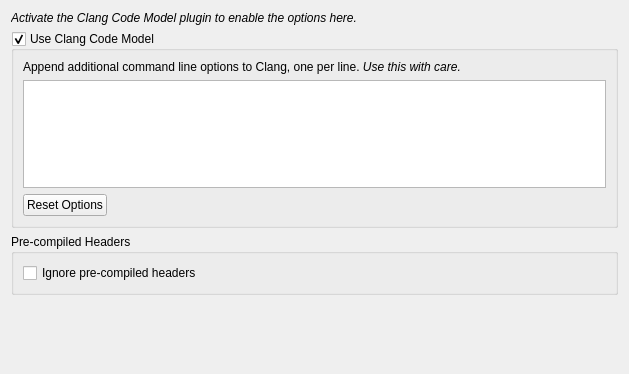
Qt form src/plugins/cpptools/cppcodemodelsettingspage.ui (qt-creator/qt-creator) before a commit.
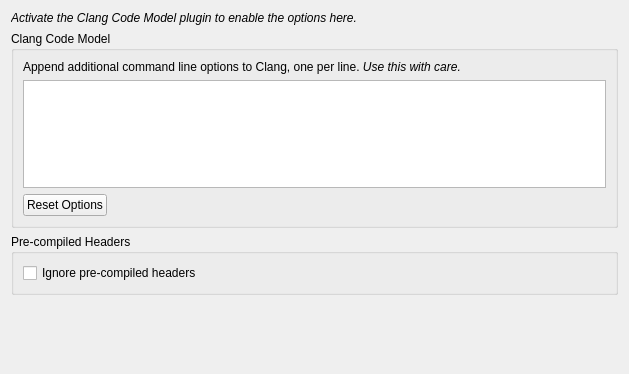
The same form after that commit.

Commit message:
Clang: Activate code model automatically if plugin is loaded
This removes also the need to close editor documents.

```diff
--- a/src/plugins/cpptools/cppcodemodelsettingspage.ui
+++ b/src/plugins/cpptools/cppcodemodelsettingspage.ui
@@ -24,10 +24,10 @@
    <item>
     <widget class="QGroupBox" name="clangSettingsGroupBox">
      <property name="title">
-      <string>Use Clang Code Model</string>
+      <string>Clang Code Model</string>
      </property>
      <property name="checkable">
-      <bool>true</bool>
+      <bool>false</bool>
      </property>
      <layout class="QVBoxLayout" name="verticalLayout_3">
       <item>
```
The commit also changes 10 other files.
